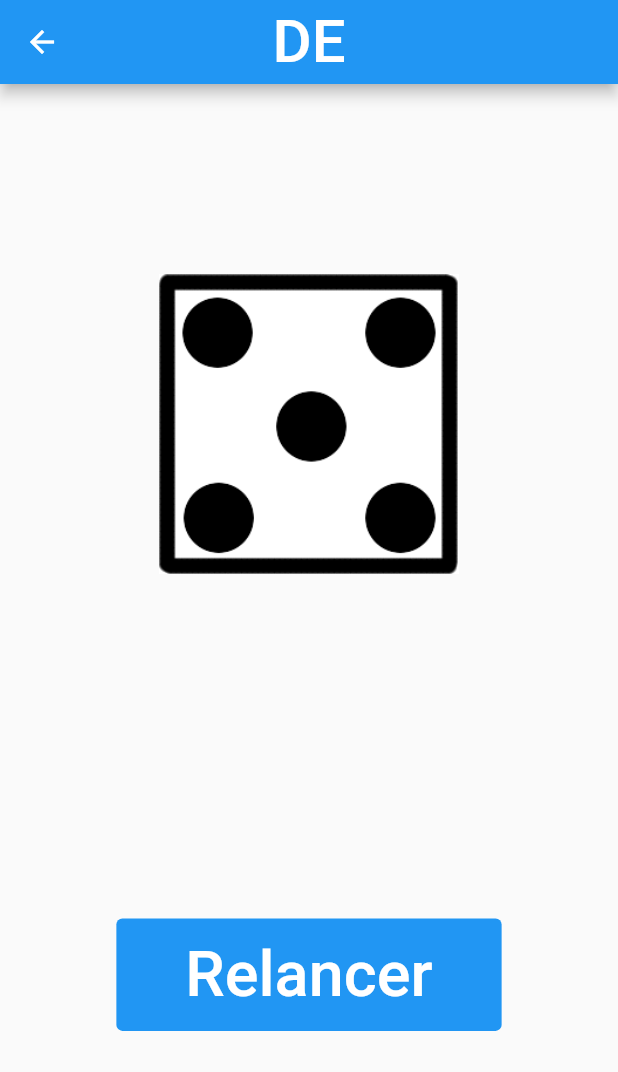
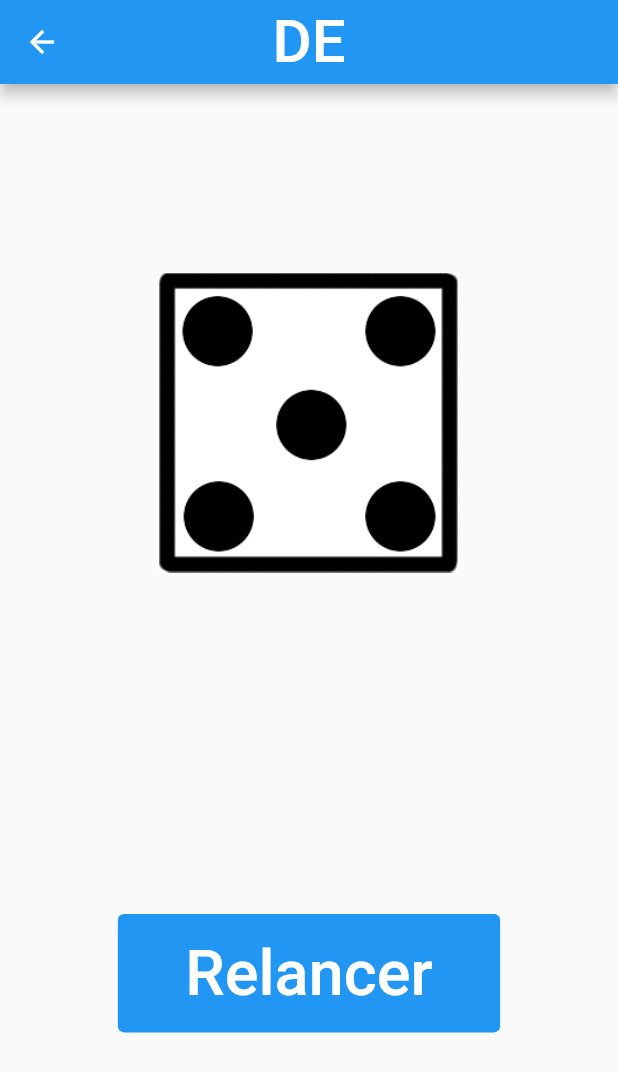
Before and after one commit to Mat029/Dice, a Flutter app: the screen it shows after launch, after a tap on "Lancer", on a phone screen of 412 x 824 dp. Shown: the top 1072 px of the screen. Run offline on Flutter 3.47's test engine with Material 2 defaults, Android fonts, the phone set to English and light mode, and no system bars.

Commit message:
Alpha 1.2.2 : minor fixs

```diff
--- a/lib/main.dart
+++ b/lib/main.dart
@@ -40,7 +40,6 @@ class InitPage extends StatefulWidget {
 class _InitPageState extends State<InitPage> {
   int nbofdice = 1;
   int nbofsides = 6;
-  int x = 4;
   @override
   Widget build(BuildContext context) => SliderTheme(
         data: SliderThemeData(
@@ -95,7 +94,7 @@ class _InitPageState extends State<InitPage> {
             ),
             TextButton(
                 style: TextButton.styleFrom(
-                  padding: EdgeInsets.fromLTRB(40, 16, 40, 16),
+                  padding: EdgeInsets.fromLTRB(45, 15, 45, 15),
                   backgroundColor: Colors.blue,
                   primary: Colors.white,
                 ),
@@ -112,7 +111,7 @@ class _InitPageState extends State<InitPage> {
                 },
                 child: Text(
                   "Lancer",
-                  style: TextStyle(fontSize: x * 10),
+                  textScaleFactor: 3,
                 )),
           ],
         ),
--- a/lib/roll.dart
+++ b/lib/roll.dart
@@ -72,7 +72,7 @@ class _MyHomePageState extends State<MyHomePage> {
             ),
             TextButton(
               style: TextButton.styleFrom(
-                  padding: EdgeInsets.fromLTRB(46, 13, 46, 13),
+                  padding: EdgeInsets.fromLTRB(45, 15, 45, 15),
                   primary: Colors.white,
                   backgroundColor: Colors.blue),
               onPressed: _launch,
@@ -120,8 +120,6 @@ class _ImageDiceState extends State<ImageDice> {
     double x = 1;
     if (widget.dice == 2) {
       x = 0.7;
-    } else if (widget.dice == 10) {
-      x = 0.28;
     } else if (widget.dice >= 7) {
       x = 0.28;
     } else if (widget.dice >= 3) {
--- a/pubspec.yaml
+++ b/pubspec.yaml
@@ -15,7 +15,7 @@ publish_to: 'none' # Remove this line if you wish to publish to pub.dev
 # In iOS, build-name is used as CFBundleShortVersionString while build-number used as CFBundleVersion.
 # Read more about iOS versioning at
 # https://developer.apple.com/library/archive/documentation/General/Reference/InfoPlistKeyReference/Articles/CoreFoundationKeys.html
-version: 1.2.1
+version: 1.2.2
 
 environment:
   sdk: ">=2.12.0 <3.0.0"
@@ -27,7 +27,7 @@ dependencies:
 
   # The following adds the Cupertino Icons font to your application.
   # Use with the CupertinoIcons class for iOS style icons.
-  cupertino_icons: ^1.0.2
+  cupertino_icons: ^1.0.3
 
 dev_dependencies:
   flutter_test:
```
Also changed, not shown: pubspec.lock, 1 other file.
